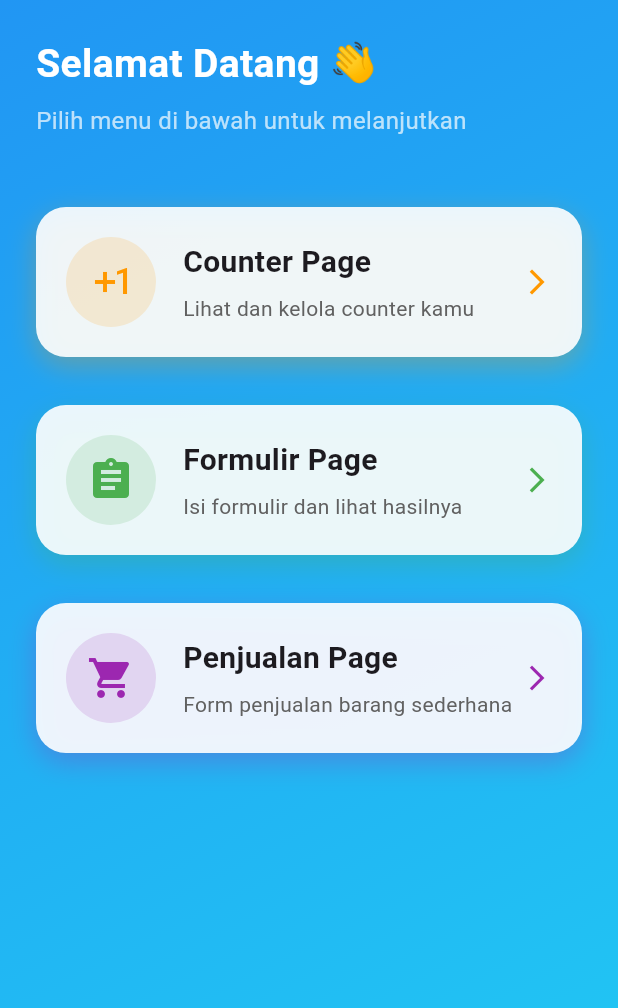
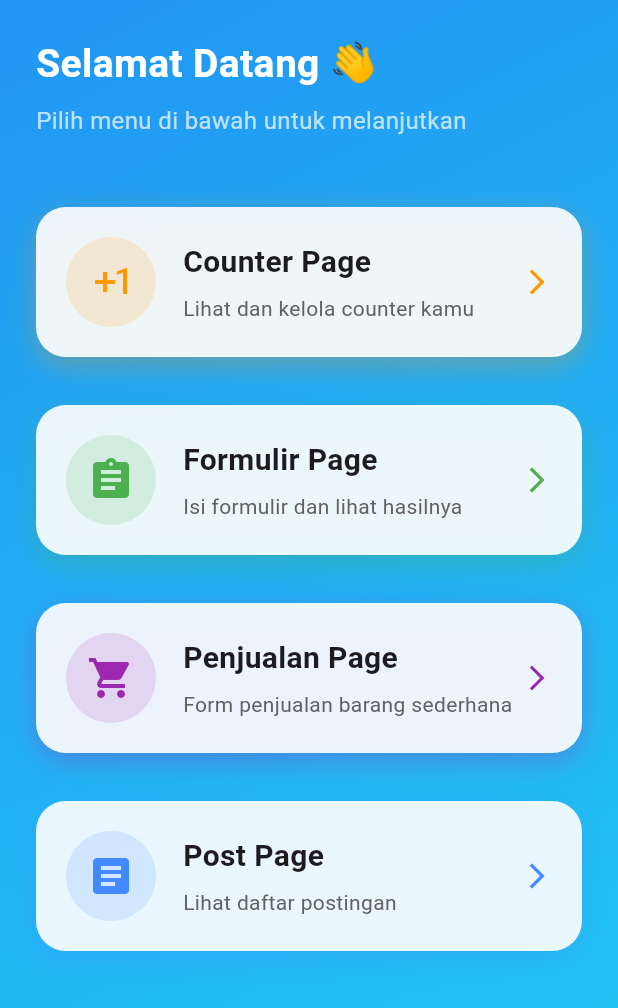
Before and after one commit to fachrihafizha/belajar_getx, a Flutter app: the screen it shows after launch, on a phone screen of 412 x 824 dp. Shown: the top 1008 px of the screen. Run offline on Flutter 3.47's test engine with Material 3 defaults, Android fonts, the phone set to English and light mode, and no system bars; our stand-ins replace get.

Commit message:
bulanan_flutter

```diff
--- /dev/null
+++ b/lib/app/data/models/post_model.dart
@@ -0,0 +1,22 @@
+class Post {
+  final int userId;
+  final int id;
+  final String title;
+  final String body;
+
+  Post({
+    required this.userId,
+    required this.id,
+    required this.title,
+    required this.body,
+  });
+
+  factory Post.fromJson(Map<String, dynamic> json) {
+    return Post(
+      userId: json['userId'] ?? 0,
+      id: json['id'] ?? 0,
+      title: json['title'] ?? '',
+      body: json['body'] ?? '',
+    );
+  }
+}
--- a/lib/app/modules/home/views/home_view.dart
+++ b/lib/app/modules/home/views/home_view.dart
@@ -68,6 +68,16 @@ class HomeView extends GetView<HomeController> {
                   color: Colors.purple,
                   onTap: () => Get.toNamed("/penjualan"),
                 ),
+                const SizedBox(height: 20),
+
+                // ✅ Post Menu
+                _menuCard(
+                  title: "Post Page",
+                  subtitle: "Lihat daftar postingan",
+                  icon: Icons.article,
+                  color: Colors.blueAccent,
+                  onTap: () => Get.toNamed("/post"),
+                ),
               ],
             ),
           ),
--- a/lib/app/routes/app_pages.dart
+++ b/lib/app/routes/app_pages.dart
@@ -8,9 +8,11 @@ import '../modules/formulir/views/formulir_view.dart';
 import '../modules/home/bindings/home_binding.dart';
 import '../modules/home/views/home_view.dart';
 import '../modules/penjualan/bindings/penjualan_binding.dart';
+import '../modules/penjualan/views/output_penjualan_view.dart';
 import '../modules/penjualan/views/penjualan_view.dart';
-import '../modules/penjualan/views/output_penjualan_view.dart';
-
+import '../modules/post/bindings/post_binding.dart';
+import '../modules/post/views/post_view.dart';
+import '../data/models/post_model.dart';
 
 part 'app_routes.dart';
 
@@ -40,5 +42,10 @@ class AppPages {
       page: () => const PenjualanView(),
       binding: PenjualanBinding(),
     ),
+    GetPage(
+      name: _Paths.POST,
+      page: () =>  PostView(),
+      binding: PostBinding(),
+    ),
   ];
 }
--- a/lib/app/routes/app_routes.dart
+++ b/lib/app/routes/app_routes.dart
@@ -7,6 +7,7 @@ abstract class Routes {
   static const COUNTER = _Paths.COUNTER;
   static const FORMULIR = _Paths.FORMULIR;
   static const PENJUALAN = _Paths.PENJUALAN;
+  static const POST = _Paths.POST;
 }
 
 abstract class _Paths {
@@ -15,4 +16,5 @@ abstract class _Paths {
   static const COUNTER = '/counter';
   static const FORMULIR = '/formulir';
   static const PENJUALAN = '/penjualan';
+  static const POST = '/post';
 }
--- /dev/null
+++ b/lib/app/services/post_service.dart
@@ -0,0 +1,15 @@
+import 'package:get/get.dart';
+import 'package:belajar_getx/app/data/models/post_model.dart';
+
+class PostService extends GetConnect {
+  Future<List<Post>> fetchPosts() async {
+    final response = await get("https://jsonplaceholder.typicode.com/posts");
+
+    if (response.status.hasError) {
+      return Future.error(response.statusText ?? "Error fetching posts");
+    } else {
+      final List<dynamic> data = response.body;
+      return data.map((e) => Post.fromJson(e)).toList();
+    }
+  }
+}
```
Also changed, not shown: lib/app/modules/post/bindings/post_binding.dart (added, +12 -0 lines), lib/app/modules/post/controllers/post_controller.dart (added, +28 -0 lines), lib/app/modules/post/views/post_detail_view.dart (added, +40 -0 lines), lib/app/modules/post/views/post_view.dart (added, +45 -0 lines).
